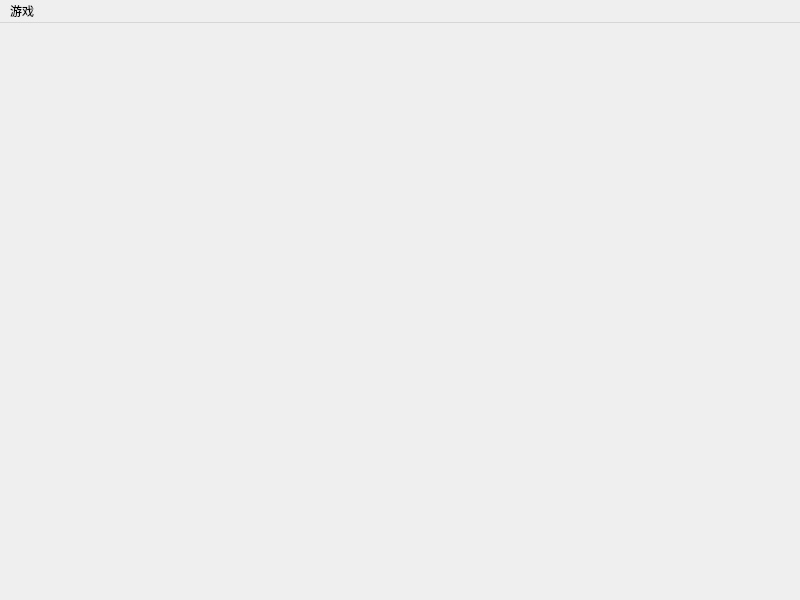
Azure-Sora/FlappyBird, file mainwindow.ui: the form before one commit.
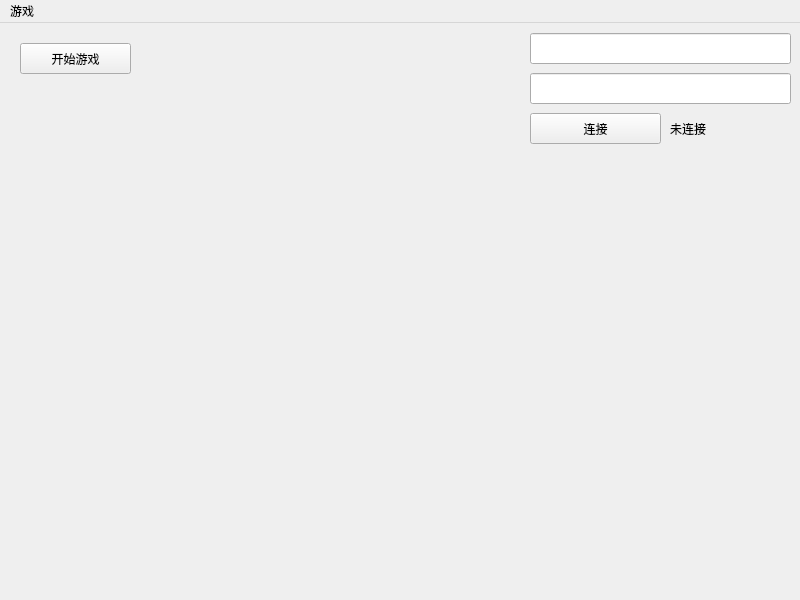
The form after the commit.

Diff of the .ui file:
```diff
--- a/mainwindow.ui
+++ b/mainwindow.ui
@@ -13,7 +13,67 @@
   <property name="windowTitle">
    <string>MainWindow</string>
   </property>
-  <widget class="QWidget" name="centralwidget"/>
+  <widget class="QWidget" name="centralwidget">
+   <widget class="QLineEdit" name="ipEdit">
+    <property name="geometry">
+     <rect>
+      <x>530</x>
+      <y>10</y>
+      <width>261</width>
+      <height>31</height>
+     </rect>
+    </property>
+   </widget>
+   <widget class="QLineEdit" name="portEdit">
+    <property name="geometry">
+     <rect>
+      <x>530</x>
+      <y>50</y>
+      <width>261</width>
+      <height>31</height>
+     </rect>
+    </property>
+   </widget>
+   <widget class="QPushButton" name="btnConnect">
+    <property name="geometry">
+     <rect>
+      <x>530</x>
+      <y>90</y>
+      <width>131</width>
+      <height>31</height>
+     </rect>
+    </property>
+    <property name="text">
+     <string>连接</string>
+    </property>
+   </widget>
+   <widget class="QLabel" name="connectionStatus">
+    <property name="geometry">
+     <rect>
+      <x>670</x>
+      <y>90</y>
+      <width>121</width>
+      <height>31</height>
+     </rect>
+    </property>
+    <property name="text">
+     <string>未连接</string>
+    </property>
+   </widget>
+   <widget class="QPushButton" name="btnStartGame">
+    <property name="geometry">
+     <rect>
+      <x>20</x>
+      <y>20</y>
+      <width>111</width>
+      <height>31</height>
+     </rect>
+    </property>
+    <property name="text">
+     <string>开始游戏</string>
+    </property>
+   </widget>
+  </widget>
   <widget class="QMenuBar" name="menubar">
    <property name="geometry">
     <rect>
```
